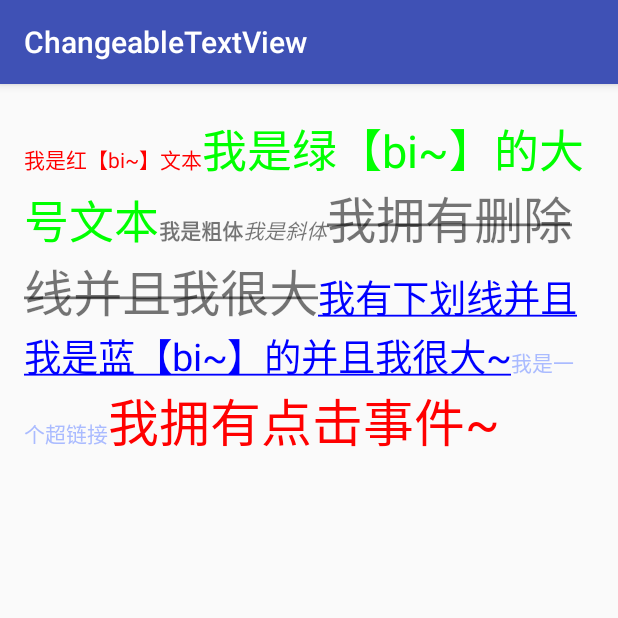
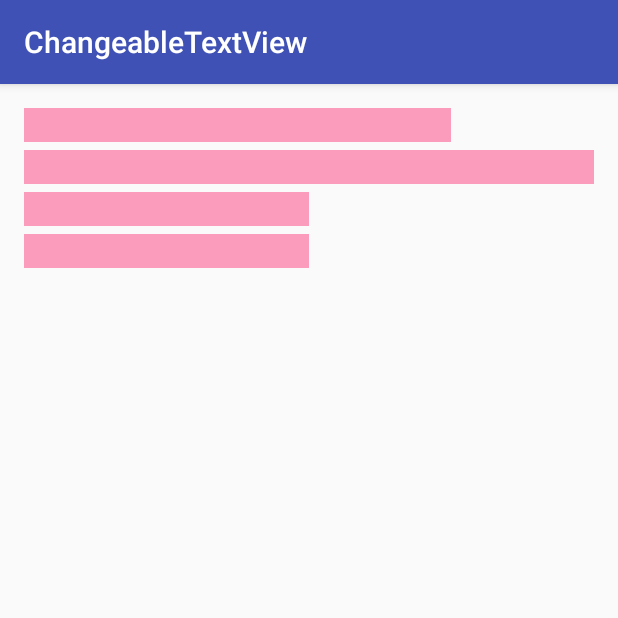
Before and after one commit to NightRaid1/ChangeableTextView, an Android app: the screen it shows after launch (MainActivity), on a phone screen of 412 x 824 dp, the top half of it. Run offline under Robolectric (Android 15) with nearby library versions, the phone set to English and light mode, and no system bars.

Commit message:
更改TextView加载动画，使之更像简书TextView加载动画。

```diff
--- a/app/src/main/java/lx/changeabletextview/ChangeableTextView.java
+++ b/app/src/main/java/lx/changeabletextview/ChangeableTextView.java
@@ -70,7 +70,7 @@ public class ChangeableTextView extends TextView {
     private boolean isOpenAnim;
     private int values;
     //duration
-    private int mDuration = 1300;
+    private int mDuration = 1100;
     private String[] mMaskword;
     private String mReplacetext;
     //是否开启了正则屏蔽 或者 高亮
@@ -139,7 +139,7 @@ public class ChangeableTextView extends TextView {
     }
     private void startAnim(){
         if(isOpenAnim){
-            final ValueAnimator valueAnimator = ValueAnimator.ofInt(0,mWidth/2,0);
+            final ValueAnimator valueAnimator = ValueAnimator.ofInt(0,(int)(mWidth*0.6f),0);
             valueAnimator.addUpdateListener(new ValueAnimator.AnimatorUpdateListener() {
                 @Override
                 public void onAnimationUpdate(ValueAnimator animation) {
@@ -268,9 +268,14 @@ public class ChangeableTextView extends TextView {
         mPath.reset();
         if(isOpenAnim){
             for (int i = 0; i < lines; i++) {
-                int lineWidth = (i==lines-1?mWidth/2:mWidth);
-                int lastValue = (i==lines-1?values/2:values);
-                int updateValue = i%2==0?lineWidth/2+lastValue:lineWidth-lastValue;
+                int updateValue = 0;
+                if(i == 0){
+                   updateValue = (int)(mWidth*0.75f);
+                }else{
+                    int lineWidth = (i==lines-1?mWidth/2:mWidth);
+                    int lastValue = (i==lines-1?values/2:values);
+                    updateValue = i%2==0?lineWidth/2+lastValue:lineWidth-lastValue;
+                }
                 mPath.addRect(0,mLineHeight*i+mLineSpacingExtra*i,updateValue,mLineHeight*(i+1)+mLineSpacingExtra*i, Path.Direction.CW);
             }
             canvas.drawPath(mPath,mPaint);
--- a/app/src/main/java/lx/changeabletextview/MainActivity.java
+++ b/app/src/main/java/lx/changeabletextview/MainActivity.java
@@ -39,7 +39,7 @@ public class MainActivity extends AppCompatActivity {
                             }
                         }).setTextSize(34);
             }
-        },2000);
+        },10000);
 
     }
 }
--- a/app/src/main/res/layout/activity_main.xml
+++ b/app/src/main/res/layout/activity_main.xml
@@ -9,10 +9,10 @@
     android:paddingRight="@dimen/activity_horizontal_margin"
     android:paddingTop="@dimen/activity_vertical_margin">
     <lx.changeabletextview.ChangeableTextView
-        android:paddingTop="5dp"
-        android:paddingBottom="5dp"
+        android:paddingTop="3dp"
+        android:paddingBottom="3dp"
         app:openAnim="true"
-        app:minLines="5"
+        app:minLines="4"
         app:maskword="色"
         app:replacetext="【bi~】"
         android:layout_width="match_parent"
```
